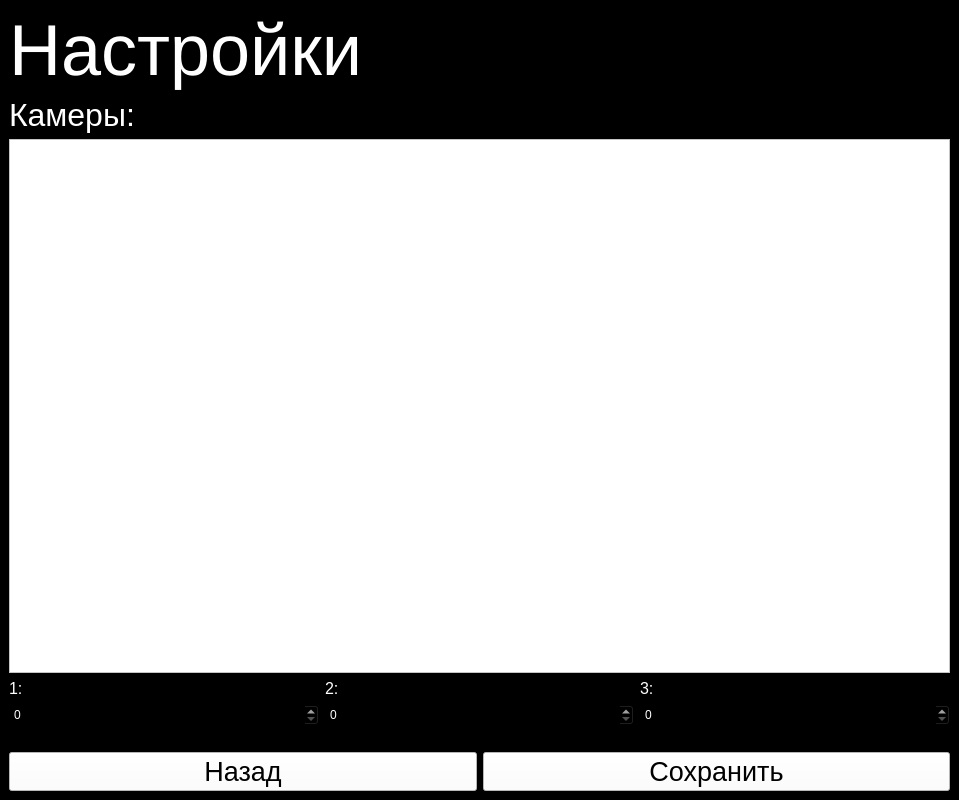
First picture: the form in Seti.ui, repository Myhammadsak/MotionCapture_1vers, before the edit.
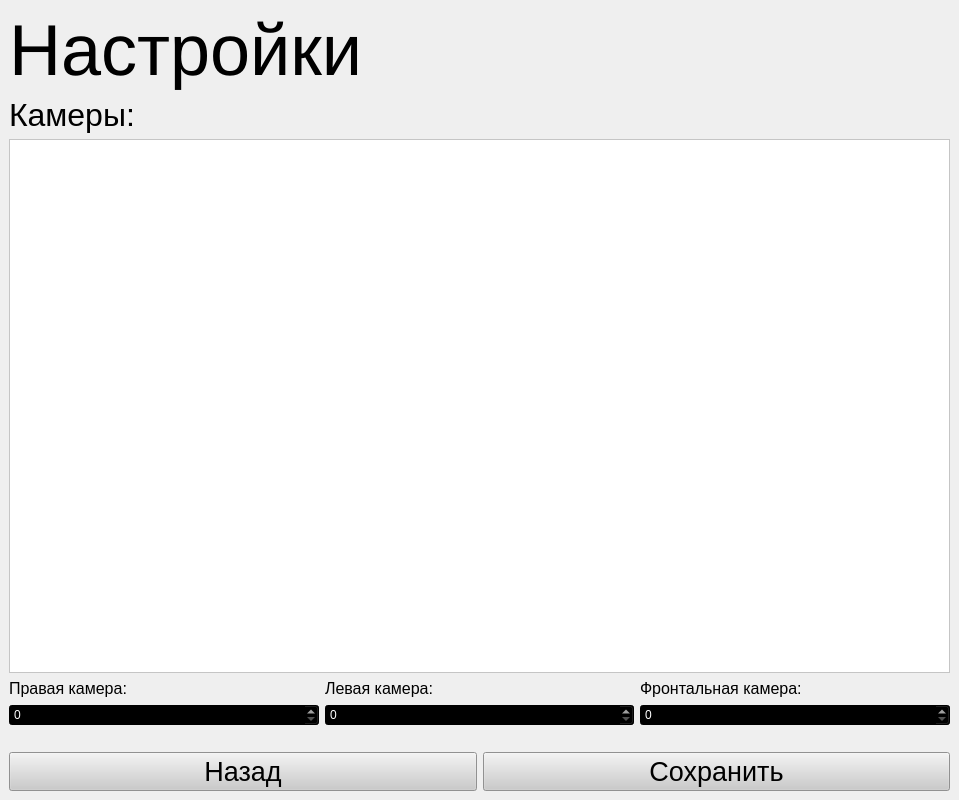
Second picture: the form after the edit.

Patch:
```diff
--- a/Seti.ui
+++ b/Seti.ui
@@ -20,7 +20,7 @@
    <string/>
   </property>
   <property name="styleSheet">
-   <string notr="true">background-color: rgb(0, 0, 0);</string>
+   <string notr="true">color: rgb(255, 255, 255);</string>
   </property>
   <widget class="QWidget" name="centralwidget">
    <layout class="QVBoxLayout" name="verticalLayout_9">
@@ -34,7 +34,7 @@
          </font>
         </property>
         <property name="styleSheet">
-         <string notr="true">color: rgb(255, 255, 255);</string>
+         <string notr="true">color: rgb(0, 0, 0);</string>
         </property>
         <property name="text">
          <string>Настройки</string>
@@ -53,7 +53,7 @@
              </font>
             </property>
             <property name="styleSheet">
-             <string notr="true">color: rgb(255, 255, 255);</string>
+             <string notr="true">color: rgb(0, 0, 0);</string>
             </property>
             <property name="text">
              <string>Камеры:</string>
@@ -82,17 +82,18 @@
                </font>
               </property>
               <property name="styleSheet">
-               <string notr="true">color: rgb(255, 255, 255);</string>
+               <string notr="true">color: rgb(0, 0, 0);</string>
               </property>
               <property name="text">
-               <string>1:</string>
+               <string>Правая камера:</string>
               </property>
              </widget>
             </item>
             <item>
              <widget class="QSpinBox" name="spinBox">
               <property name="styleSheet">
-               <string notr="true">color: rgb(255, 255, 255);</string>
+               <string notr="true">color: rgb(255, 255, 255);
+background-color: rgb(0, 0, 0);</string>
               </property>
              </widget>
             </item>
@@ -108,17 +109,18 @@
                </font>
               </property>
               <property name="styleSheet">
-               <string notr="true">color: rgb(255, 255, 255);</string>
+               <string notr="true">color: rgb(0, 0, 0);</string>
               </property>
               <property name="text">
-               <string>2:</string>
+               <string>Левая камера:</string>
               </property>
              </widget>
             </item>
             <item>
              <widget class="QSpinBox" name="spinBox_2">
               <property name="styleSheet">
-               <string notr="true">color: rgb(255, 255, 255);</string>
+               <string notr="true">color: rgb(255, 255, 255);
+background-color: rgb(0, 0, 0);</string>
               </property>
              </widget>
             </item>
@@ -134,17 +136,18 @@
                </font>
               </property>
               <property name="styleSheet">
-               <string notr="true">color: rgb(255, 255, 255);</string>
+               <string notr="true">color: rgb(0, 0, 0);</string>
               </property>
               <property name="text">
-               <string>3:</string>
+               <string>Фронтальная камера:</string>
               </property>
              </widget>
             </item>
             <item>
              <widget class="QSpinBox" name="spinBox_3">
               <property name="styleSheet">
-               <string notr="true">color: rgb(255, 255, 255);</string>
+               <string notr="true">color: rgb(255, 255, 255);
+background-color: rgb(0, 0, 0);</string>
               </property>
              </widget>
             </item>
@@ -189,7 +192,8 @@
          </font>
         </property>
         <property name="styleSheet">
-         <string notr="true">background-color: rgb(255, 255, 255);</string>
+         <string notr="true">background-color: rgb(203, 203, 203);
+color: rgb(0, 0, 0);</string>
         </property>
         <property name="text">
          <string>Назад</string>
@@ -204,7 +208,8 @@
          </font>
         </property>
         <property name="styleSheet">
-         <string notr="true">background-color: rgb(255, 255, 255);</string>
+         <string notr="true">background-color: rgb(203, 203, 203);
+color: rgb(0, 0, 0);</string>
         </property>
         <property name="text">
          <string>Сохранить</string>
```
